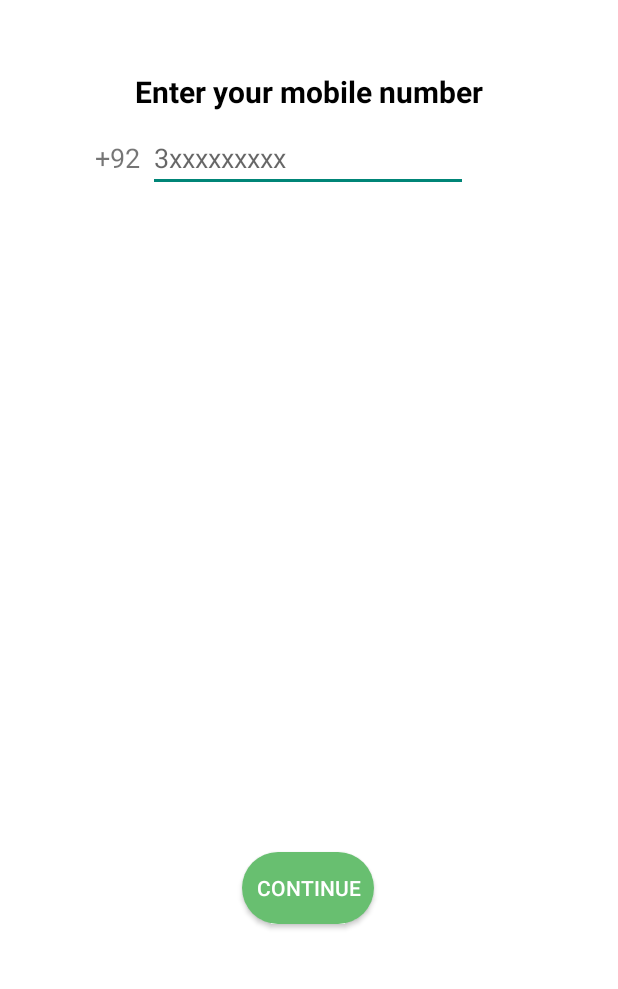
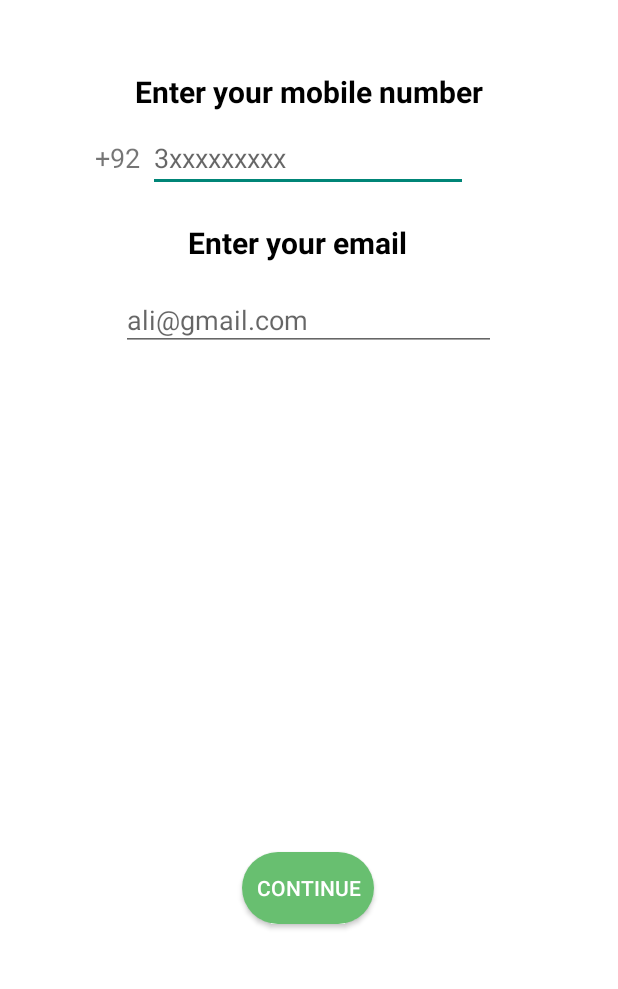
Before and after one commit to zeptodan/MyNutrition, an Android app: the SignUp screen opened directly, with no data from a screen before it, on a phone screen of 412 x 824 dp, the part 207-1196 px from its top. Run offline under Robolectric (Android 15) with nearby library versions, the phone set to English and light mode, and no system bars.

Commit message:
Username sa Email

```diff
--- a/app/src/main/java/com/example/mynutrition/Username_F.java
+++ /dev/null
@@ -1,25 +0,0 @@
-package com.example.mynutrition;
-
-import android.os.Bundle;
-
-import androidx.fragment.app.Fragment;
-
-import android.view.LayoutInflater;
-import android.view.View;
-import android.view.ViewGroup;
-
-
-public class Username_F extends Fragment {
-
-
-    public Username_F() {
-        // Required empty public constructor
-    }
-
-    @Override
-    public View onCreateView(LayoutInflater inflater, ViewGroup container,
-                             Bundle savedInstanceState) {
-        // Inflate the layout for this fragment
-        return inflater.inflate(R.layout.fragment_username_f, container, false);
-    }
-}
--- a/app/src/main/res/layout/fragment_phone_number_f.xml
+++ b/app/src/main/res/layout/fragment_phone_number_f.xml
@@ -48,4 +48,39 @@
         app:layout_constraintHorizontal_bias="1.0"
         app:layout_constraintStart_toStartOf="@+id/PhoneNumber" />
 
+    <TextView
+        android:id="@+id/textView9"
+        android:layout_width="wrap_content"
+        android:layout_height="wrap_content"
+        android:layout_marginTop="20dp"
+        android:text="Enter your email"
+        android:textColor="@color/black"
+        android:textSize="20sp"
+        android:textStyle="bold"
+        app:layout_constraintEnd_toEndOf="parent"
+        app:layout_constraintHorizontal_bias="0.472"
+        app:layout_constraintStart_toStartOf="parent"
+        app:layout_constraintTop_toBottomOf="@+id/mobileNumber" />
+
+    <com.google.android.material.textfield.TextInputLayout
+
+        android:layout_width="250dp"
+        android:layout_height="50dp"
+        android:clickable="false"
+        android:ems="10"
+        android:hint="ali@gmail.com"
+        app:layout_constraintBottom_toBottomOf="parent"
+        app:layout_constraintEnd_toEndOf="parent"
+        app:layout_constraintHorizontal_bias="0.496"
+        app:layout_constraintStart_toStartOf="parent"
+        app:layout_constraintTop_toBottomOf="@+id/textView9"
+        app:layout_constraintVertical_bias="0.042">
+
+        <com.google.android.material.textfield.TextInputEditText
+            android:id="@+id/newUsername"
+            android:layout_width="match_parent"
+            android:layout_height="wrap_content"
+            android:layout_marginTop="188dp"
+            android:inputType="text" />
+    </com.google.android.material.textfield.TextInputLayout>
 </androidx.constraintlayout.widget.ConstraintLayout>
```
Also changed, not shown: app/src/main/java/com/example/mynutrition/SignUp.java (+5 -22 lines), app/src/main/res/layout/fragment_username_f.xml (deleted, +0 -45 lines).
